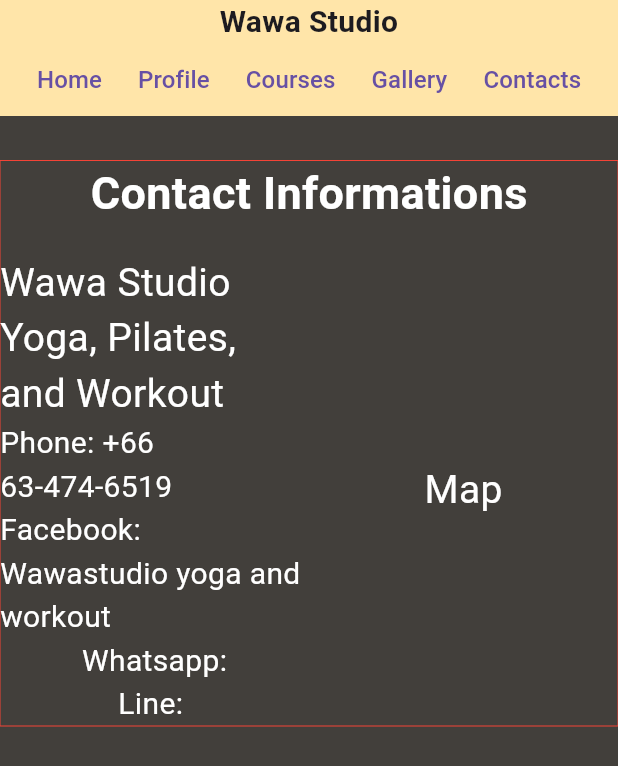
After one commit to Scorpio0712/wawa_studio, a Flutter app: the ContactPage screen opened by its route, on a phone screen of 412 x 824 dp. The commit adds this screen. Shown: the top 766 px of the screen. Run offline on Flutter 3.47's test engine with Material 3 defaults, Android fonts, the light colour scheme and no system bars; our stand-ins replace carousel_slider.

Commit message:
Create Contact page

```diff
--- /dev/null
+++ b/lib/frontend/contact_page.dart
@@ -0,0 +1,153 @@
+import 'package:flutter/material.dart';
+import 'package:wawastudio/main.dart';
+
+class ContactPage extends StatefulWidget {
+  const ContactPage({super.key});
+
+  @override
+  State<ContactPage> createState() => _ContactPageState();
+}
+
+class _ContactPageState extends State<ContactPage> {
+  @override
+  Widget build(BuildContext context) {
+    return Scaffold(
+        backgroundColor: AppColor.luxuryBlack,
+        body: SingleChildScrollView(
+          child: Column(children: [
+            Container(
+              width: MediaQuery.of(context).size.width,
+              decoration: BoxDecoration(
+                border: Border.all(
+                  width: 0,
+                  color: AppColor.luxuryYellow,
+                ),
+                color: AppColor.luxuryYellow,
+              ),
+              child: const Text(
+                'Wawa Studio',
+                textAlign: TextAlign.center,
+                style: TextStyle(fontWeight: FontWeight.bold, fontSize: 20),
+              ),
+            ),
+            Container(
+              decoration: BoxDecoration(
+                border: Border.all(
+                  width: 0,
+                  color: AppColor.luxuryYellow,
+                ),
+                color: AppColor.luxuryYellow,
+              ),
+              child: Row(
+                mainAxisAlignment: MainAxisAlignment.center,
+                children: [
+                  TextButton(
+                      onPressed: () {
+                        Navigator.pushNamed(context, '/home');
+                      },
+                      child: const Text(
+                        'Home',
+                        style: TextStyle(fontSize: 16),
+                      )),
+                  TextButton(
+                      onPressed: () {
+                        Navigator.pushNamed(context, '/profile');
+                      },
+                      child: const Text(
+                        'Profile',
+                        style: TextStyle(fontSize: 16),
+                      )),
+                  TextButton(
+                      onPressed: () {},
+                      child: const Text(
+                        'Courses',
+                        style: TextStyle(fontSize: 16),
+                      )),
+                  TextButton(
+                      onPressed: () {},
+                      child: const Text(
+                        'Gallery',
+                        style: TextStyle(fontSize: 16),
+                      )),
+                  TextButton(
+                      onPressed: () {},
+                      child: const Text(
+                        'Contacts',
+                        style: TextStyle(fontSize: 16),
+                      )),
+                ],
+              ),
+            ),
+            const SizedBox(height: 30),
+            Container(
+                decoration: BoxDecoration(
+                  border: Border.all(width: 0, color: Colors.red),
+                ),
+                child: const Column(
+                  children: <Widget>[
+                    Text(
+                      'Contact Informations',
+                      style: TextStyle(
+                          fontSize: 30,
+                          fontWeight: FontWeight.bold,
+                          color: Colors.white),
+                    ),
+                    SizedBox(
+                      height: 20,
+                    ),
+                    Row(
+                      mainAxisAlignment: MainAxisAlignment.spaceAround,
+                      children: <Widget>[
+                        Expanded(
+                          flex: 1,
+                          child: Column(
+                            mainAxisAlignment: MainAxisAlignment.center,
+                            children: <Widget>[
+                              Text(
+                                'Wawa Studio Yoga, Pilates, and Workout',
+                                style: TextStyle(
+                                    fontSize: 26, color: Colors.white),
+                              ),
+                              Text(
+                                'Phone: +66 63-474-6519',
+                                style: TextStyle(
+                                    fontSize: 20, color: Colors.white),
+                              ),
+                              Text(
+                                'Facebook: Wawastudio yoga and workout ',
+                                style: TextStyle(
+                                    fontSize: 20, color: Colors.white),
+                              ),
+                              Text(
+                                'Whatsapp:',
+                                style: TextStyle(
+                                    fontSize: 20, color: Colors.white),
+                              ),
+                              Text(
+                                'Line: ',
+                                style: TextStyle(
+                                    fontSize: 20, color: Colors.white),
+                              ),
+                            ],
+                          ),
+                        ),
+                        Expanded(
+                            flex: 1,
+                            child: Column(
+                              mainAxisAlignment: MainAxisAlignment.center,
+                              children: <Widget>[
+                                Text(
+                                  'Map',
+                                  style: TextStyle(
+                                      fontSize: 26, color: Colors.white),
+                                )
+                              ],
+                            ))
+                      ],
+                    )
+                  ],
+                ))
+          ]),
+        ));
+  }
+}
--- a/lib/frontend/home_page.dart
+++ b/lib/frontend/home_page.dart
@@ -84,7 +84,9 @@ class _HomePageState extends State<HomePage> {
                     style: TextStyle(fontSize: 16),
                   )),
               TextButton(
-                  onPressed: () {},
+                  onPressed: () {
+                    Navigator.pushNamed(context, '/contact');
+                  },
                   child: const Text(
                     'Contacts',
                     style: TextStyle(fontSize: 16),
--- a/lib/frontend/profile_page.dart
+++ b/lib/frontend/profile_page.dart
@@ -97,7 +97,7 @@ class _ProfilePageState extends State<ProfilePage> {
                 ),
                 const SizedBox(height: 20),
                 Container(
-                  width: MediaQuery.of(context).size.width,
+                  width: MediaQuery.of(context).size.width * 0.9,
                   decoration: const BoxDecoration(color: Colors.red),
                   child: const Column(children: <Widget>[
                     Column(
--- a/lib/main.dart
+++ b/lib/main.dart
@@ -1,4 +1,5 @@
 import 'package:flutter/material.dart';
+import 'package:wawastudio/frontend/contact_page.dart';
 import 'package:wawastudio/frontend/profile_page.dart';
 
 import 'frontend/home_page.dart';
@@ -18,6 +19,7 @@ class MyApp extends StatelessWidget {
       routes: {
         '/home': (context) => const HomePage(),
         '/profile': (context) => const ProfilePage(),
+        '/contact': (context) => const ContactPage(),
       },
     );
   }
```
